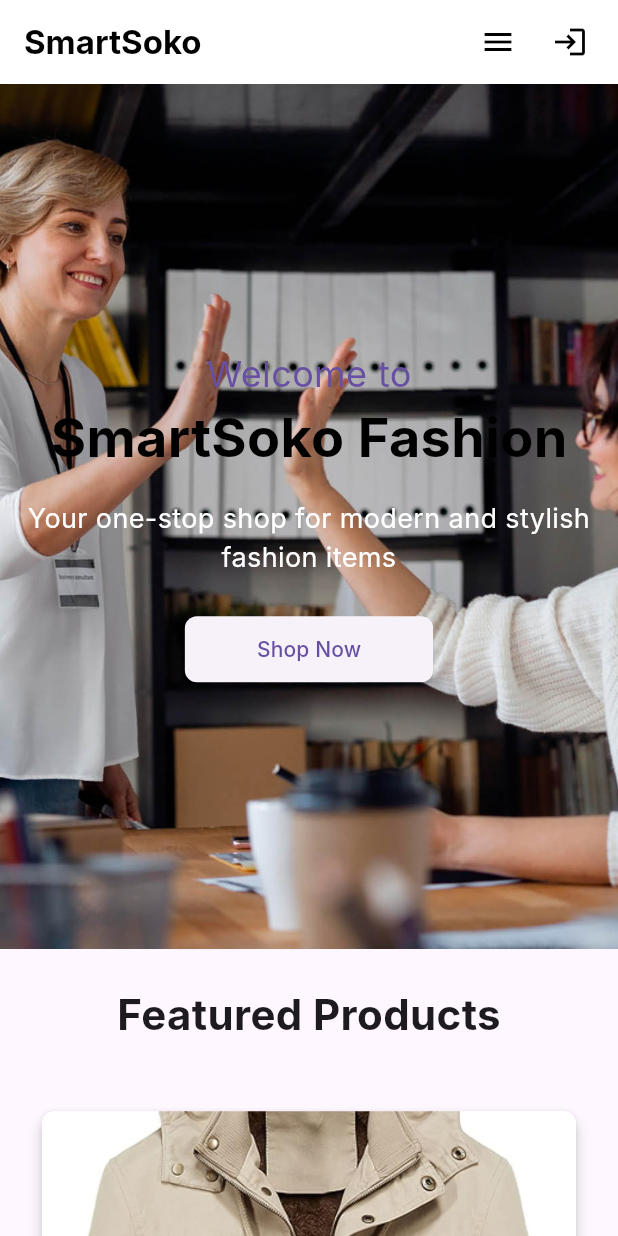
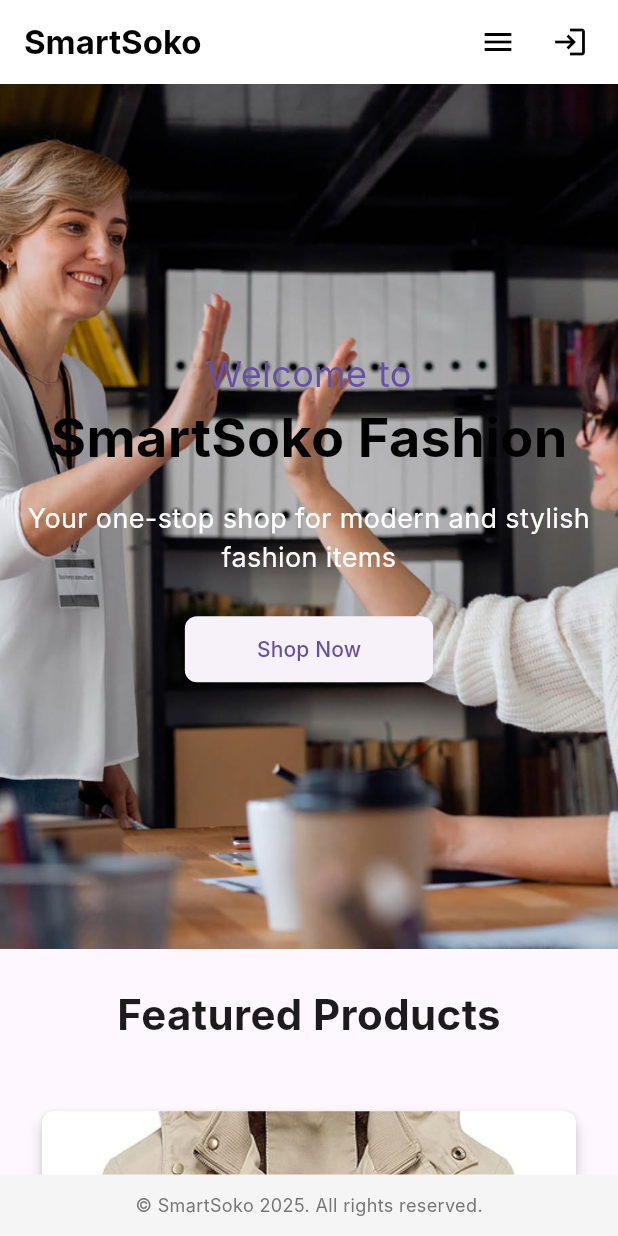
Before and after one commit to machageDev/appsoko, a Flutter app: the screen it shows after launch, on a phone screen of 412 x 824 dp. Run offline on Flutter 3.47's test engine with Material 3 defaults, Android fonts, the phone set to English and light mode, and no system bars; our stand-ins replace google_fonts; Roboto replaces fonts that are missing (Inter).

Commit message:
added footer

```diff
--- a/sokoapp/lib/main.dart
+++ b/sokoapp/lib/main.dart
@@ -115,14 +115,18 @@ class _HomeScreenState extends State<HomeScreen> {
           const SizedBox(width: 8),
         ],
       ),
-      body: SingleChildScrollView(
+      body: Column(
+        children: [
+          Expanded(
+            child: SingleChildScrollView(
               child: Column(
                 children: [
                   Container(
                     height: MediaQuery.of(context).size.height * 0.7,
                     decoration: BoxDecoration(
                       image: DecorationImage(
-                  image: const AssetImage("assets/images/slideshow/medium-shot-business-women-high-five.jpeg"),
+                        image: const AssetImage(
+                            "assets/images/slideshow/medium-shot-business-women-high-five.jpeg"),
                         fit: BoxFit.cover,
                         onError: (exception, stackTrace) {
                           debugPrint('Error loading image: $exception');
@@ -168,7 +172,8 @@ class _HomeScreenState extends State<HomeScreen> {
                             ),
                             ),
                             child: const Padding(
-                        padding: EdgeInsets.symmetric(horizontal: 24, vertical: 12),
+                              padding: EdgeInsets.symmetric(
+                                  horizontal: 24, vertical: 12),
                               child: Text('Shop Now'),
                             ),
                           ),
@@ -191,7 +196,8 @@ class _HomeScreenState extends State<HomeScreen> {
                         GridView.count(
                           shrinkWrap: true,
                           physics: const NeverScrollableScrollPhysics(),
-                    crossAxisCount: MediaQuery.of(context).size.width > 600 ? 3 : 1,
+                          crossAxisCount:
+                              MediaQuery.of(context).size.width > 600 ? 3 : 1,
                           crossAxisSpacing: 16,
                           mainAxisSpacing: 24,
                           children: [
@@ -201,7 +207,9 @@ class _HomeScreenState extends State<HomeScreen> {
                               title: 'Stylish Jacket',
                               description: 'Warm and trendy',
                               price: 'Ksh 1000',
-                        onTap: () => Navigator.pushNamed(context, '/productDetail', arguments: '1'),
+                              onTap: () => Navigator.pushNamed(
+                                  context, '/productDetail',
+                                  arguments: '1'),
                             ),
                             _buildProductItem(
                               context,
@@ -209,7 +217,9 @@ class _HomeScreenState extends State<HomeScreen> {
                               title: 'Elegant Dress',
                               description: 'Perfect for any occasion',
                               price: 'Ksh 1260',
-                        onTap: () => Navigator.pushNamed(context, '/productDetail', arguments: '2'),
+                              onTap: () => Navigator.pushNamed(
+                                  context, '/productDetail',
+                                  arguments: '2'),
                             ),
                             _buildProductItem(
                               context,
@@ -217,7 +227,9 @@ class _HomeScreenState extends State<HomeScreen> {
                               title: 'Classic Shoes',
                               description: 'Comfort meets style',
                               price: 'Ksh 4559',
-                        onTap: () => Navigator.pushNamed(context, '/productDetail', arguments: '3'),
+                              onTap: () => Navigator.pushNamed(
+                                  context, '/productDetail',
+                                  arguments: '3'),
                             ),
                           ],
                         ),
@@ -226,6 +238,23 @@ class _HomeScreenState extends State<HomeScreen> {
                   ),
                 ],
               ),
+            ),
+          ),
+          // Copyright Footer
+          Container(
+            padding: const EdgeInsets.all(12),
+            color: Colors.grey[100],
+            child: Center(
+              child: Text(
+                '© SmartSoko 2025. All rights reserved.',
+                style: TextStyle(
+                  color: Colors.grey[600],
+                  fontSize: 12,
+                ),
+              ),
+            ),
+          ),
+        ],
       ),
     );
   }
@@ -250,7 +279,8 @@ class _HomeScreenState extends State<HomeScreen> {
           children: [
             Expanded(
               child: ClipRRect(
-                borderRadius: const BorderRadius.vertical(top: Radius.circular(8)),
+                borderRadius:
+                    const BorderRadius.vertical(top: Radius.circular(8)),
                 child: _loadAssetImage(imagePath),
               ),
             ),
```
Lines whose indentation alone changed are shown as unchanged.
